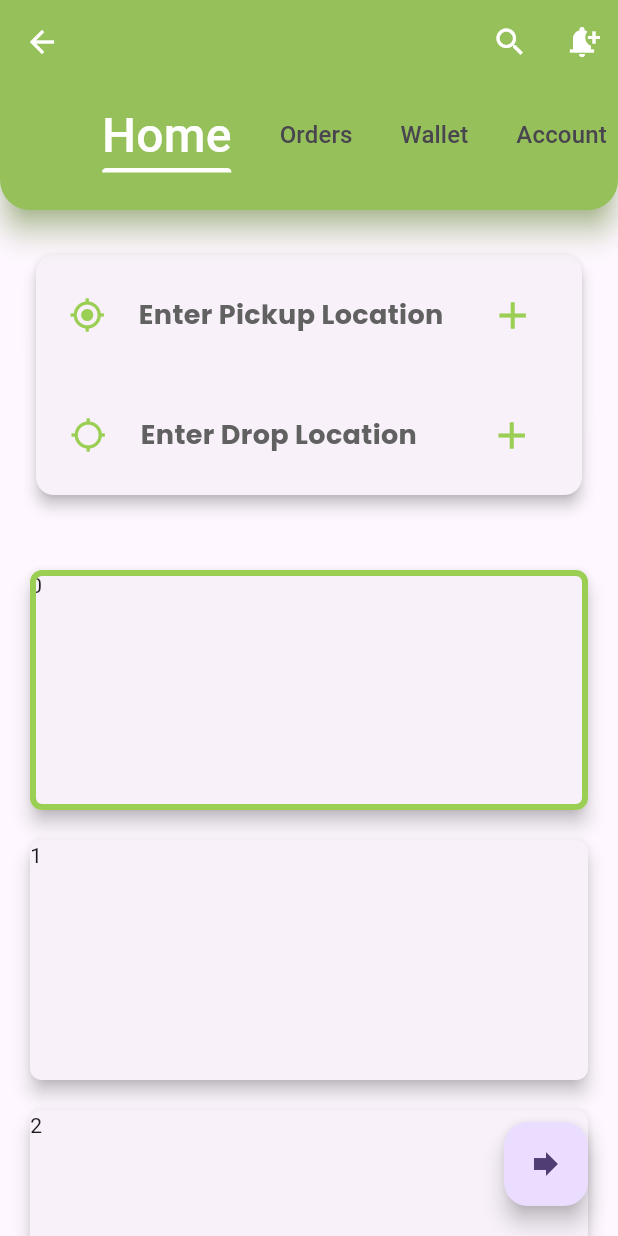
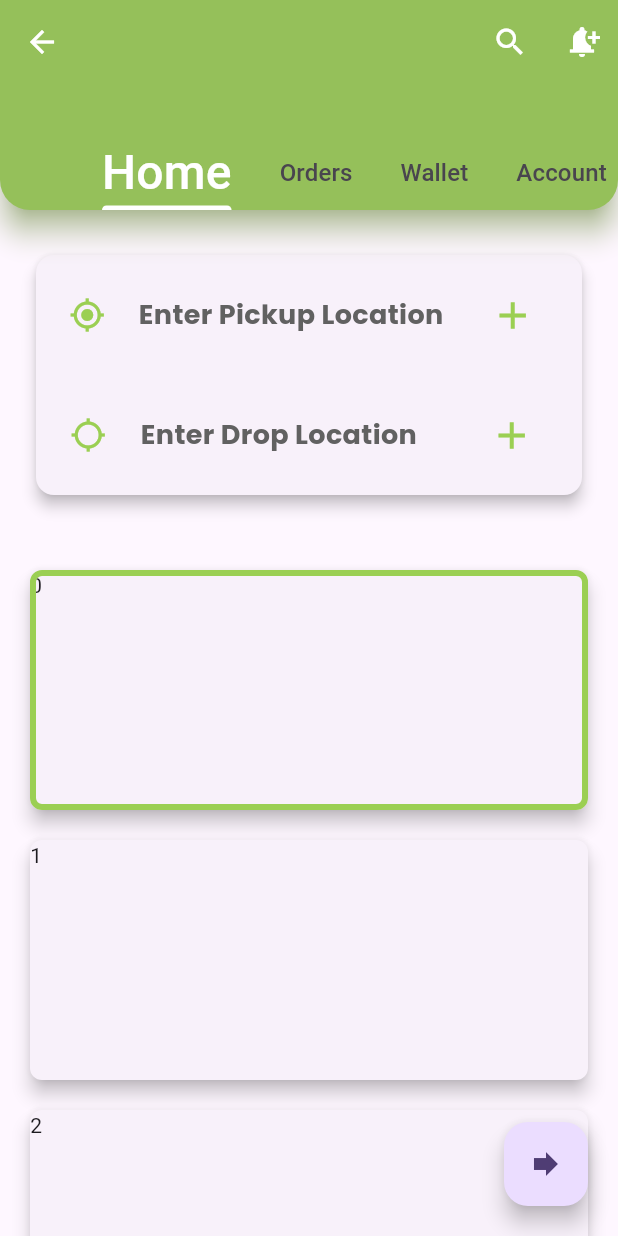
Before and after one commit to bhatganeshdarshan/Flutter-Logistic-app-project, a Flutter app: the screen it shows after launch, after a tap on an icon or button, on a phone screen of 412 x 824 dp. Run offline on Flutter 3.47's test engine with Material 3 defaults, Android fonts, the light colour scheme and no system bars; our stand-ins replace country_code_picker, firebase_auth, flutter_screenutil, get, google_fonts, google_maps_flutter and 2 more; missing offline and left inert: flutter_polyline_points; accounts and stored records are empty.

Commit message:
fixed top navbar font sizes and tabcontroller

```diff
--- a/lib/entrypage.dart
+++ b/lib/entrypage.dart
@@ -5,43 +5,39 @@
 import 'package:logisticapp/screens/payment-page/wallet_screen.dart';
 
 class MainScreen extends StatefulWidget {
-  const MainScreen({super.key});
+  const MainScreen({Key? key}) : super(key: key);
 
   @override
   State<MainScreen> createState() => _MainScreenState();
 }
 
-class _MainScreenState extends State<MainScreen> {
+class _MainScreenState extends State<MainScreen>
+    with SingleTickerProviderStateMixin {
+  late TabController _tabController;
+  int currentTab = 0;
+
   @override
   void initState() {
     super.initState();
+    _tabController = TabController(length: 4, vsync: this);
+    _tabController.addListener(() {
+      setState(() {
+        currentTab = _tabController.index;
+      });
+    });
   }
 
   @override
   Widget build(BuildContext context) {
-    int currentTab = 0;
-    bool isClicked = false;
-    late TabController _tabController;
-    List<Widget> screenLists = [
-      HomePage(),
-      myOrder(),
-      myWallet(),
-      myAccount(),
-    ];
-    final double height = MediaQuery.of(context).size.height;
-    final double width = MediaQuery.of(context).size.width;
     return DefaultTabController(
       length: 4,
-      child: SafeArea(
-        top: false,
       child: Scaffold(
         appBar: PreferredSize(
-            preferredSize: Size.fromHeight(140),
+          preferredSize: const Size.fromHeight(140),
           child: AppBar(
             shape: const RoundedRectangleBorder(
-                  borderRadius: BorderRadius.vertical(
-                bottom: Radius.circular(20),
-              )),
+              borderRadius: BorderRadius.vertical(bottom: Radius.circular(20)),
+            ),
             shadowColor: const Color(0xff9BCF53),
             elevation: 8,
             backgroundColor: const Color(0xff9BCF53),
@@ -64,56 +60,52 @@
             ],
             bottom: TabBar(
               dividerColor: Colors.transparent,
-                padding: EdgeInsets.only(bottom: 25),
-                physics: BouncingScrollPhysics(
-                  decelerationRate: ScrollDecelerationRate.normal,
-                ),
+              controller: _tabController,
+              indicatorColor: Colors.white,
+              labelColor: Colors.white,
               isScrollable: true,
-                onTap: (value) {
+              onTap: (index) {
                 setState(() {
-                    currentTab = value;
+                  currentTab = index;
                 });
               },
-                indicatorColor: Colors.white,
-                labelColor: Colors.white,
               tabs: [
                 Tab(
                   child: Text(
                     "Home",
-                      style: TextStyle(
-                        fontSize: (currentTab == 0) ? 32 : 16,
-                      ),
+                    style: TextStyle(fontSize: (currentTab == 0) ? 32 : 16),
                   ),
                 ),
                 Tab(
                   child: Text(
                     "Orders",
-                      style: TextStyle(
-                        fontSize: (currentTab == 1) ? 32 : 16,
-                      ),
+                    style: TextStyle(fontSize: (currentTab == 1) ? 32 : 16),
                   ),
                 ),
                 Tab(
                   child: Text(
                     "Wallet",
-                      style: TextStyle(
-                        fontSize: (currentTab == 2) ? 32 : 16,
-                      ),
+                    style: TextStyle(fontSize: (currentTab == 2) ? 32 : 16),
                   ),
                 ),
                 Tab(
                   child: Text(
                     "Account",
-                      style: TextStyle(
-                        fontSize: (currentTab == 3) ? 32 : 16,
-                      ),
+                    style: TextStyle(fontSize: (currentTab == 3) ? 32 : 16),
                   ),
                 ),
               ],
             ),
           ),
         ),
-          body: screenLists[currentTab],
+        body: TabBarView(
+          controller: _tabController,
+          children: [
+            HomePage(),
+            OrderPage(),
+            myWallet(),
+            myAccount(),
+          ],
         ),
       ),
     );
--- a/lib/screens/order-page/order.dart
+++ b/lib/screens/order-page/order.dart
@@ -1,7 +1,17 @@
 import 'package:flutter/material.dart';
 
-Widget myOrder() {
-  return const Center(
-    child: Text('Order Page'),
-  );
+class OrderPage extends StatefulWidget {
+  const OrderPage({super.key});
+
+  @override
+  State<OrderPage> createState() => _OrderPageState();
 }
+
+class _OrderPageState extends State<OrderPage> {
+  @override
+  Widget build(BuildContext context) {
+    return Center(
+      child: Text("order page"),
+    );
+  }
+}
```
Lines whose indentation alone changed are shown as unchanged.
